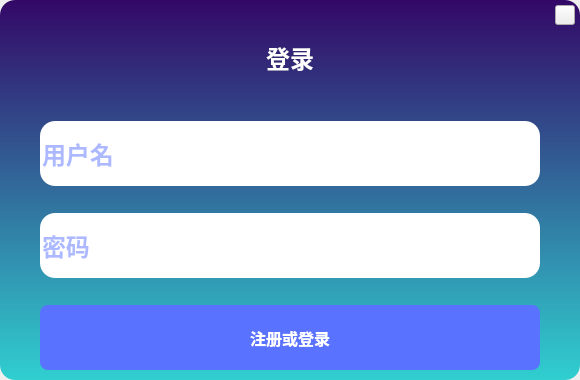
Above: login.ui from llleixx/qt-new-icoding before the change. Below: the same form after it.
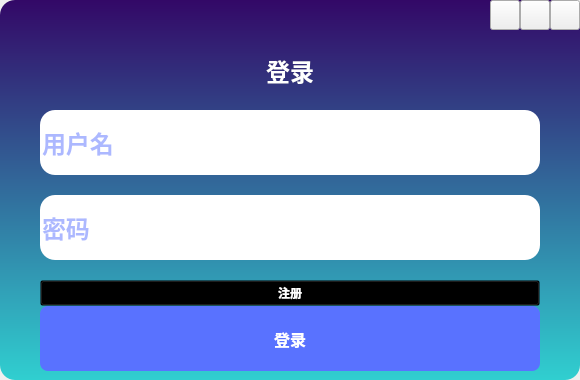
That is the form after the change. Icons and pictures are not drawn.

The edit to the form file:
```diff
--- a/login.ui
+++ b/login.ui
@@ -78,13 +78,16 @@
 	background: transparent;
 	font-size: 24px;
 }
-QPushButton#loginBtn{
+#loginBtn{
 	background-color: rgb(89, 114, 255);
 	border-radius: 8px;
 	font-size: 16px;
 }
-QPushButton#closeBtn{
-	border-image:url(:/images/close.png);
+#loginBtn:hover{
+	color: rgb(77, 77, 77);
+}
+#loginBtn:pressed{
+	font-size: 24px;
 }
 QLineEdit{
 	background-color: white;
@@ -99,7 +102,7 @@
      <property name="frameShadow">
       <enum>QFrame::Raised</enum>
      </property>
-     <layout class="QVBoxLayout" name="verticalLayout" stretch="0">
+     <layout class="QVBoxLayout" name="verticalLayout">
       <property name="spacing">
        <number>0</number>
       </property>
@@ -112,110 +115,120 @@
       <property name="rightMargin">
        <number>0</number>
       </property>
-      <property name="bottomMargin">
-       <number>10</number>
-      </property>
       <item>
-       <layout class="QGridLayout" name="gridLayout" rowstretch="0,2,0,0,0,0,0" columnstretch="0,0,0">
-        <property name="bottomMargin">
-         <number>0</number>
+       <widget class="QWidget" name="widget_2" native="true">
+        <property name="sizePolicy">
+         <sizepolicy hsizetype="Preferred" vsizetype="Fixed">
+          <horstretch>0</horstretch>
+          <verstretch>0</verstretch>
+         </sizepolicy>
         </property>
-        <property name="verticalSpacing">
-         <number>7</number>
-        </property>
-        <item row="2" column="1">
-         <widget class="QLineEdit" name="usernameLine">
-          <property name="sizePolicy">
-           <sizepolicy hsizetype="Expanding" vsizetype="Fixed">
-            <horstretch>0</horstretch>
-            <verstretch>0</verstretch>
-           </sizepolicy>
-          </property>
-          <property name="minimumSize">
-           <size>
-            <width>0</width>
-            <height>65</height>
-           </size>
-          </property>
-          <property name="maximumSize">
-           <size>
-            <width>16777215</width>
-            <height>65</height>
-           </size>
-          </property>
-          <property name="text">
-           <string/>
-          </property>
-          <property name="placeholderText">
-           <string>用户名</string>
-          </property>
-         </widget>
-        </item>
-        <item row="2" column="2">
-         <spacer name="horizontalSpacer_2">
-          <property name="orientation">
-           <enum>Qt::Horizontal</enum>
-          </property>
-          <property name="sizeType">
-           <enum>QSizePolicy::Preferred</enum>
-          </property>
-          <property name="sizeHint" stdset="0">
-           <size>
-            <width>40</width>
-            <height>20</height>
-           </size>
-          </property>
-         </spacer>
-        </item>
-        <item row="1" column="2">
-         <widget class="QWidget" name="widget" native="true">
-          <widget class="QPushButton" name="closeBtn">
-           <property name="geometry">
-            <rect>
-             <x>15</x>
-             <y>5</y>
-             <width>20</width>
+        <layout class="QHBoxLayout" name="horizontalLayout">
+         <property name="spacing">
+          <number>0</number>
+         </property>
+         <property name="leftMargin">
+          <number>0</number>
+         </property>
+         <property name="topMargin">
+          <number>0</number>
+         </property>
+         <property name="rightMargin">
+          <number>0</number>
+         </property>
+         <property name="bottomMargin">
+          <number>0</number>
+         </property>
+         <item>
+          <spacer name="horizontalSpacer">
+           <property name="orientation">
+            <enum>Qt::Horizontal</enum>
+           </property>
+           <property name="sizeHint" stdset="0">
+            <size>
+             <width>40</width>
              <height>20</height>
-            </rect>
+            </size>
            </property>
+          </spacer>
+         </item>
+         <item>
+          <widget class="QPushButton" name="aboutBtn">
+           <property name="minimumSize">
+            <size>
+             <width>30</width>
+             <height>30</height>
+            </size>
+           </property>
+           <property name="maximumSize">
+            <size>
+             <width>30</width>
+             <height>30</height>
+            </size>
+           </property>
+           <property name="styleSheet">
+            <string notr="true">border-image: url(:/images/about.svg);</string>
+           </property>
            <property name="text">
             <string/>
            </property>
           </widget>
-         </widget>
-        </item>
-        <item row="3" column="1">
-         <spacer name="verticalSpacer">
-          <property name="orientation">
-           <enum>Qt::Vertical</enum>
-          </property>
-          <property name="sizeType">
-           <enum>QSizePolicy::Preferred</enum>
-          </property>
-          <property name="sizeHint" stdset="0">
-           <size>
-            <width>20</width>
-            <height>20</height>
-           </size>
-          </property>
-         </spacer>
-        </item>
-        <item row="5" column="1">
-         <spacer name="verticalSpacer_2">
-          <property name="orientation">
-           <enum>Qt::Vertical</enum>
-          </property>
-          <property name="sizeType">
-           <enum>QSizePolicy::Preferred</enum>
-          </property>
-          <property name="sizeHint" stdset="0">
-           <size>
-            <width>20</width>
-            <height>20</height>
-           </size>
-          </property>
-         </spacer>
-        </item>
+         </item>
+         <item>
+          <widget class="QPushButton" name="minBtn">
+           <property name="minimumSize">
+            <size>
+             <width>30</width>
+             <height>30</height>
+            </size>
+           </property>
+           <property name="maximumSize">
+            <size>
+             <width>30</width>
+             <height>30</height>
+            </size>
+           </property>
+           <property name="styleSheet">
+            <string notr="true">border-image: url(:/images/min.svg);</string>
+           </property>
+           <property name="text">
+            <string/>
+           </property>
+          </widget>
+         </item>
+         <item>
+          <widget class="QPushButton" name="closeBtn">
+           <property name="sizePolicy">
+            <sizepolicy hsizetype="Minimum" vsizetype="Fixed">
+             <horstretch>0</horstretch>
+             <verstretch>0</verstretch>
+            </sizepolicy>
+           </property>
+           <property name="minimumSize">
+            <size>
+             <width>30</width>
+             <height>30</height>
+            </size>
+           </property>
+           <property name="maximumSize">
+            <size>
+             <width>30</width>
+             <height>30</height>
+            </size>
+           </property>
+           <property name="styleSheet">
+            <string notr="true">border-image: url(:/images/close.svg);</string>
+           </property>
+           <property name="text">
+            <string/>
+           </property>
+          </widget>
+         </item>
+        </layout>
+       </widget>
+      </item>
+      <item>
+       <layout class="QGridLayout" name="gridLayout">
         <item row="6" column="1">
          <widget class="QPushButton" name="loginBtn">
           <property name="sizePolicy">
@@ -244,11 +257,108 @@
            </font>
           </property>
           <property name="text">
-           <string>注册或登录</string>
+           <string>登录</string>
+          </property>
+         </widget>
+        </item>
+        <item row="1" column="1">
+         <widget class="QLineEdit" name="usernameLine">
+          <property name="sizePolicy">
+           <sizepolicy hsizetype="Expanding" vsizetype="Fixed">
+            <horstretch>0</horstretch>
+            <verstretch>0</verstretch>
+           </sizepolicy>
+          </property>
+          <property name="minimumSize">
+           <size>
+            <width>0</width>
+            <height>65</height>
+           </size>
+          </property>
+          <property name="maximumSize">
+           <size>
+            <width>16777215</width>
+            <height>65</height>
+           </size>
+          </property>
+          <property name="text">
+           <string/>
+          </property>
+          <property name="placeholderText">
+           <string>用户名</string>
           </property>
          </widget>
         </item>
         <item row="4" column="1">
+         <spacer name="verticalSpacer_2">
+          <property name="orientation">
+           <enum>Qt::Vertical</enum>
+          </property>
+          <property name="sizeType">
+           <enum>QSizePolicy::Preferred</enum>
+          </property>
+          <property name="sizeHint" stdset="0">
+           <size>
+            <width>20</width>
+            <height>20</height>
+           </size>
+          </property>
+         </spacer>
+        </item>
+        <item row="1" column="2">
+         <spacer name="horizontalSpacer_2">
+          <property name="orientation">
+           <enum>Qt::Horizontal</enum>
+          </property>
+          <property name="sizeType">
+           <enum>QSizePolicy::Preferred</enum>
+          </property>
+          <property name="sizeHint" stdset="0">
+           <size>
+            <width>40</width>
+            <height>20</height>
+           </size>
+          </property>
+         </spacer>
+        </item>
+        <item row="1" column="0">
+         <spacer name="horizontalSpacer_3">
+          <property name="orientation">
+           <enum>Qt::Horizontal</enum>
+          </property>
+          <property name="sizeType">
+           <enum>QSizePolicy::Preferred</enum>
+          </property>
+          <property name="sizeHint" stdset="0">
+           <size>
+            <width>40</width>
+            <height>20</height>
+           </size>
+          </property>
+         </spacer>
+        </item>
+        <item row="5" column="1">
+         <widget class="QPushButton" name="registerBtn">
+          <property name="styleSheet">
+           <string notr="true">QPushButton{
+	background: transparent;
+	font-size: 12px;
+}
+QPushButton:hover{
+	color: rgb(71, 71, 71);
+}
+QPushButton:pressed{
+	font-size: 16px;
+}
+
+</string>
+          </property>
+          <property name="text">
+           <string>注册</string>
+          </property>
+         </widget>
+        </item>
+        <item row="3" column="1">
          <widget class="QLineEdit" name="passwdLine">
           <property name="sizePolicy">
            <sizepolicy hsizetype="Preferred" vsizetype="Fixed">
@@ -276,7 +386,23 @@
           </property>
          </widget>
         </item>
-        <item row="1" column="1">
+        <item row="2" column="1">
+         <spacer name="verticalSpacer">
+          <property name="orientation">
+           <enum>Qt::Vertical</enum>
+          </property>
+          <property name="sizeType">
+           <enum>QSizePolicy::Preferred</enum>
+          </property>
+          <property name="sizeHint" stdset="0">
+           <size>
+            <width>20</width>
+            <height>20</height>
+           </size>
+          </property>
+         </spacer>
+        </item>
+        <item row="0" column="1">
          <widget class="QLabel" name="label">
           <property name="text">
            <string>登录</string>
@@ -286,22 +412,6 @@
           </property>
          </widget>
         </item>
-        <item row="2" column="0">
-         <spacer name="horizontalSpacer_3">
-          <property name="orientation">
-           <enum>Qt::Horizontal</enum>
-          </property>
-          <property name="sizeType">
-           <enum>QSizePolicy::Preferred</enum>
-          </property>
-          <property name="sizeHint" stdset="0">
-           <size>
-            <width>40</width>
-            <height>20</height>
-           </size>
-          </property>
-         </spacer>
-        </item>
        </layout>
       </item>
      </layout>
```
Left out of the diff: 3 changed lines with no effect on the pictures.
